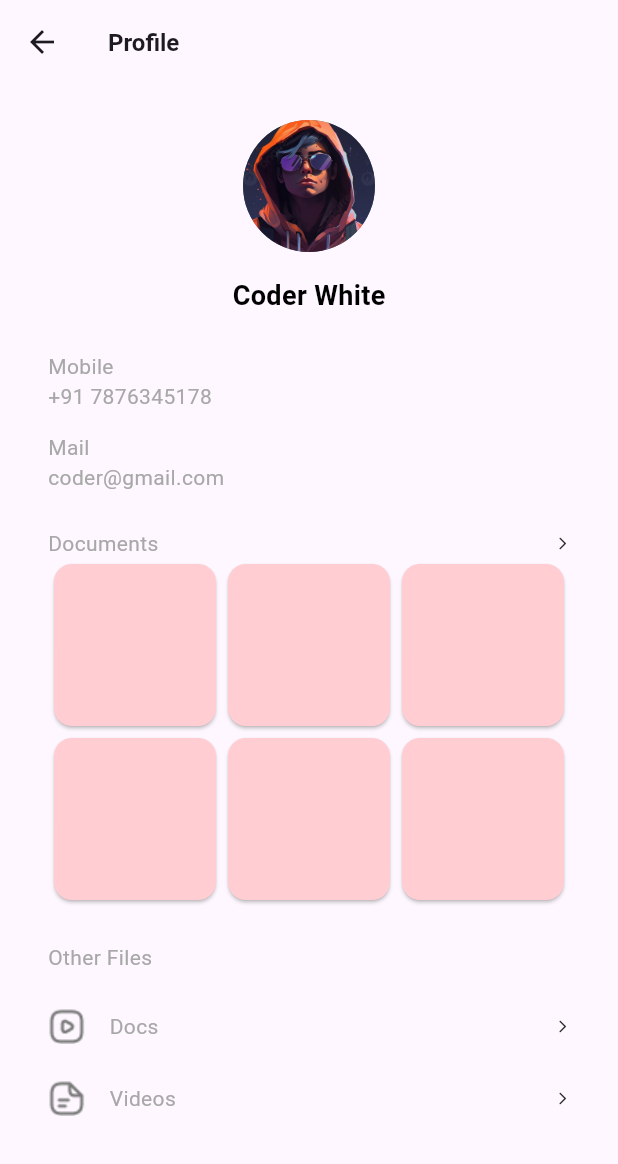
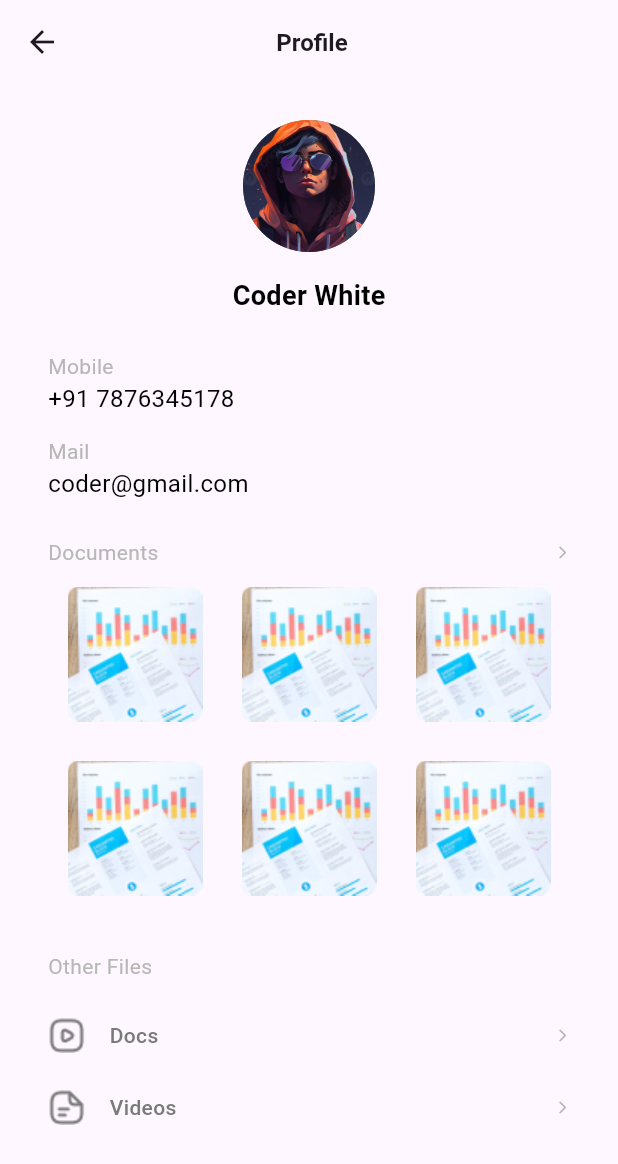
Before and after one commit to jithuhari/chat_app, a Flutter app: the ProfilePageScreen screen opened by its route, on a phone screen of 412 x 824 dp. Shown: the top 1164 px of the screen. Run offline on Flutter 3.47's test engine with Material 3 defaults, Android fonts, the light colour scheme and no system bars; our stand-ins replace another_flushbar, flutter_slidable, flutter_speed_dial, flutter_svg, get, jwt_decoder and 2 more; accounts and stored records are empty; Roboto replaces fonts that are missing (DMSans); project files that could hold a hidden picture were left out.

Commit message:
fix in ui

```diff
--- a/lib/features/profile_page/profile_page_screen.dart
+++ b/lib/features/profile_page/profile_page_screen.dart
@@ -1,4 +1,5 @@
 import 'package:flutter/material.dart';
+import 'package:nms_chat/utils/theme/theme.dart';
 
 class ProfilePageScreen extends StatelessWidget {
   const ProfilePageScreen({super.key});
@@ -8,7 +9,10 @@ class ProfilePageScreen extends StatelessWidget {
     return SafeArea(
       child: Scaffold(
         appBar: AppBar(
-          title: const Text('Profile'),
+          surfaceTintColor: Colors.white,
+          title: SizedBox(
+              width: MediaQuery.of(context).size.width - 140,
+              child: const Center(child: Text('Profile'))),
         ),
         body: Padding(
           padding: const EdgeInsets.only(left: 32, right: 32),
@@ -39,12 +43,24 @@ class ProfilePageScreen extends StatelessWidget {
                 ),
                 const Row(
                   children: [
-                    Text('Mobile'),
+                    Text(
+                      'Mobile',
+                      style: TextStyle(
+                          fontSize: 14,
+                          fontWeight: FontWeight.w400,
+                          color: hintColor),
+                    ),
                   ],
                 ),
                 const Row(
                   children: [
-                    Text('+91 7876345178'),
+                    Text(
+                      '+91 7876345178',
+                      style: TextStyle(
+                          fontSize: 16,
+                          fontWeight: FontWeight.w400,
+                          color: Colors.black),
+                    ),
                   ],
                 ),
                 const SizedBox(
@@ -52,12 +68,24 @@ class ProfilePageScreen extends StatelessWidget {
                 ),
                 const Row(
                   children: [
-                    Text('Mail'),
+                    Text(
+                      'Mail',
+                      style: TextStyle(
+                          fontSize: 14,
+                          fontWeight: FontWeight.w400,
+                          color: hintColor),
+                    ),
                   ],
                 ),
                 const Row(
                   children: [
-                    Text('coder@gmail.com'),
+                    Text(
+                      'coder@gmail.com',
+                      style: TextStyle(
+                          fontSize: 16,
+                          fontWeight: FontWeight.w400,
+                          color: Colors.black),
+                    ),
                   ],
                 ),
                 const SizedBox(
@@ -66,10 +94,17 @@ class ProfilePageScreen extends StatelessWidget {
                 const Row(
                   mainAxisAlignment: MainAxisAlignment.spaceBetween,
                   children: [
-                    Text('Documents'),
+                    Text(
+                      'Documents',
+                      style: TextStyle(
+                          fontSize: 14,
+                          fontWeight: FontWeight.w400,
+                          color: hintColor),
+                    ),
                     Icon(
                       Icons.arrow_forward_ios_rounded,
                       size: 10,
+                      color: hintColor,
                     )
                   ],
                 ),
@@ -80,9 +115,12 @@ class ProfilePageScreen extends StatelessWidget {
                   gridDelegate: const SliverGridDelegateWithFixedCrossAxisCount(
                       crossAxisCount: 3),
                   itemBuilder: (context, index) {
-                    return Card(
-                      color: Colors.red[100],
-                    );
+                    return const Image(
+                        image: AssetImage("assets/png/docs.png"));
+
+                    // Card(
+                    //   color: Colors.red[100],
+                    // );
                   },
                 ),
                 const SizedBox(
@@ -90,7 +128,13 @@ class ProfilePageScreen extends StatelessWidget {
                 ),
                 const Row(
                   children: [
-                    Text('Other Files'),
+                    Text(
+                      'Other Files',
+                      style: TextStyle(
+                          fontSize: 14,
+                          fontWeight: FontWeight.w400,
+                          color: hintColor),
+                    ),
                   ],
                 ),
                 const SizedBox(
@@ -105,12 +149,19 @@ class ProfilePageScreen extends StatelessWidget {
                         SizedBox(
                           width: 16,
                         ),
-                        Text('Docs'),
+                        Text(
+                          'Docs',
+                          style: TextStyle(
+                              fontSize: 14,
+                              fontWeight: FontWeight.w500,
+                              color: iconColor),
+                        ),
                       ],
                     ),
                     Icon(
                       Icons.arrow_forward_ios_rounded,
                       size: 10,
+                      color: hintColor,
                     )
                   ],
                 ),
@@ -126,12 +177,17 @@ class ProfilePageScreen extends StatelessWidget {
                         SizedBox(
                           width: 16,
                         ),
-                        Text('Videos'),
+                        Text('Videos',
+                            style: TextStyle(
+                                fontSize: 14,
+                                fontWeight: FontWeight.w500,
+                                color: iconColor)),
                       ],
                     ),
                     Icon(
                       Icons.arrow_forward_ios_rounded,
                       size: 10,
+                      color: hintColor,
                     )
                   ],
                 ),
```
Also changed, not shown: assets/png/docs.png (added).
